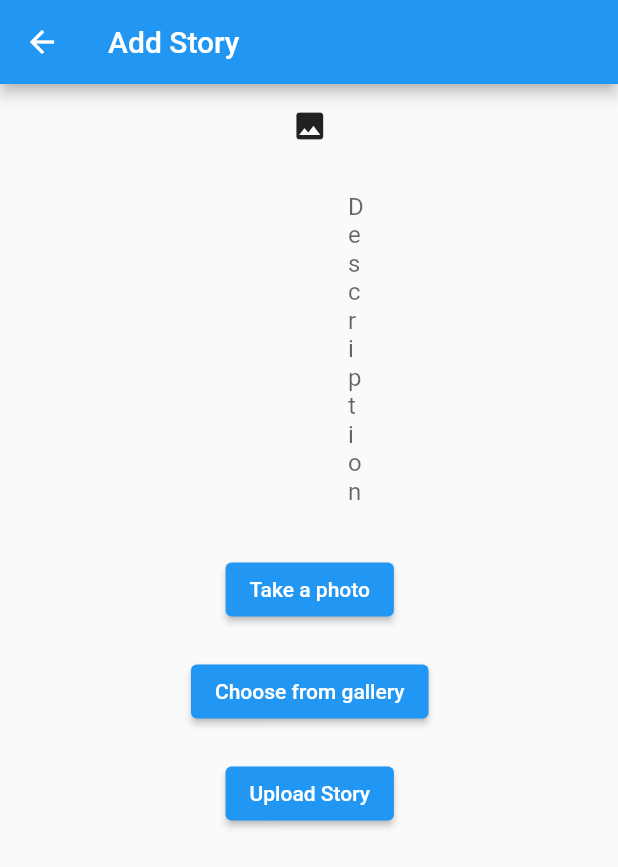
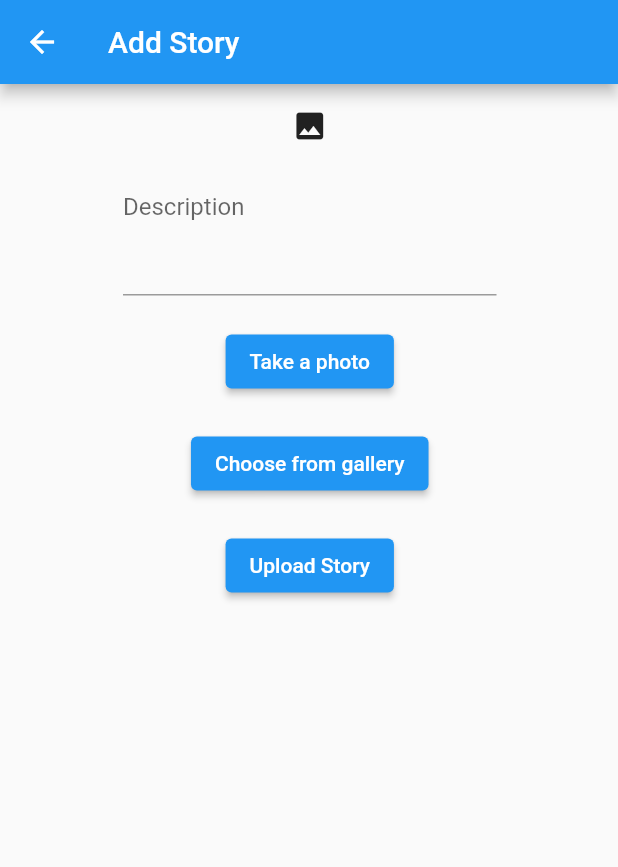
Before and after one commit to krisna31/k31_storyapp_flutter, a Flutter app: the AddStoryScreen screen opened by its route, on a phone screen of 412 x 824 dp. Shown: the top 867 px of the screen. Run offline on Flutter 3.47's test engine with Material 2 defaults, Android fonts, the phone set to English and light mode, and no system bars; our stand-ins replace cached_network_image, flutter_cache_manager, go_router, image_picker, shared_preferences, url_strategy; accounts and stored records are empty; network calls fail.

Commit message:
Update deskripsi_input_add_story.dart

```diff
--- a/lib/atom/deskripsi_input_add_story.dart
+++ b/lib/atom/deskripsi_input_add_story.dart
@@ -8,7 +8,7 @@ class DeskripsiInputAddStory extends StatelessWidget {
   @override
   Widget build(BuildContext context) {
     return Padding(
-      padding: const EdgeInsets.symmetric(horizontal: 200),
+      padding: const EdgeInsets.symmetric(horizontal: 50),
       child: TextFormField(
         keyboardType: TextInputType.multiline,
         maxLines: null,
```
